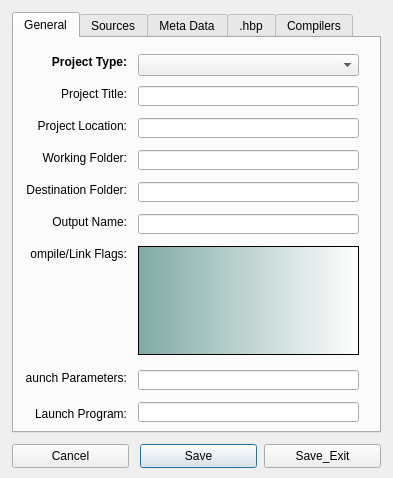
This is harbour/contrib/hbide/resources/projectproperties.ui in harbour/core as Qt 5 draws it before an edit. The edited form follows.
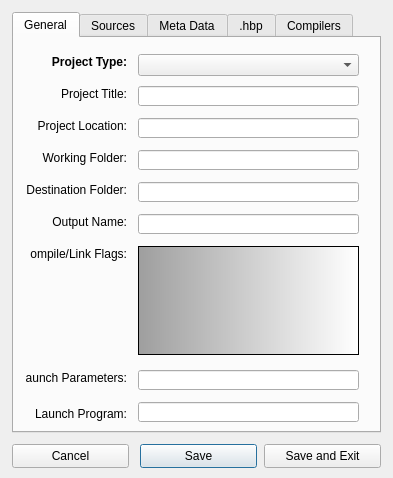
This is the edited form.

Commit message:
2009-12-05 09:57 UTC-0800 Pritpal Bedi (pritpal@vouchcac.com)   * contrib/hbide/hbide.prg   * contrib/hbide/projects/hbide.hbi   * contrib/hbide/resources/projectproperties.ui     ! Probably now <Project Properties> dialog will exit cleanly on <Cancel>.     ! Destroyed more Qt objects on exit.
  * contrib/hbxbp/xbpstatusbar.prg
    ! Destruction of panels.

The edit to the form file:
```diff
--- a/harbour/contrib/hbide/resources/projectproperties.ui
+++ b/harbour/contrib/hbide/resources/projectproperties.ui
@@ -19,6 +19,9 @@
   <property name="windowTitle">
    <string>Project Properties</string>
   </property>
+  <property name="styleSheet">
+   <string/>
+  </property>
   <widget class="QTabWidget" name="tabWidget">
    <property name="geometry">
     <rect>
@@ -312,7 +315,7 @@
 &lt;p align=&quot;center&quot; style=&quot; margin-top:0px; margin-bottom:0px; margin-left:0px; margin-right:0px; -qt-block-indent:0; text-indent:0px;&quot;&gt;&lt;span style=&quot; font-size:8pt;&quot;&gt;Compiler/Linker flags may include all commands except the source files list. Additional libraries can be included here.&lt;/span&gt;&lt;/p&gt;&lt;/body&gt;&lt;/html&gt;</string>
      </property>
      <property name="styleSheet">
-      <string>background-color: qlineargradient(spread:pad, x1:0, y1:0, x2:1, y2:0, stop:0 rgba(128, 170, 165, 255), stop:1 rgba(255, 255, 255, 255));</string>
+      <string>background-color: qlineargradient(spread:pad, x1:0, y1:0, x2:1, y2:0, stop:0 rgba(158, 158, 158, 255), stop:1 rgba(255, 255, 255, 255));</string>
      </property>
      <property name="lineWrapMode">
       <enum>QPlainTextEdit::NoWrap</enum>
@@ -568,7 +571,7 @@
     </rect>
    </property>
    <property name="text">
-    <string>Save_Exit</string>
+    <string>Save and Exit</string>
    </property>
   </widget>
  </widget>
```
The commit also changes 4 other files.
